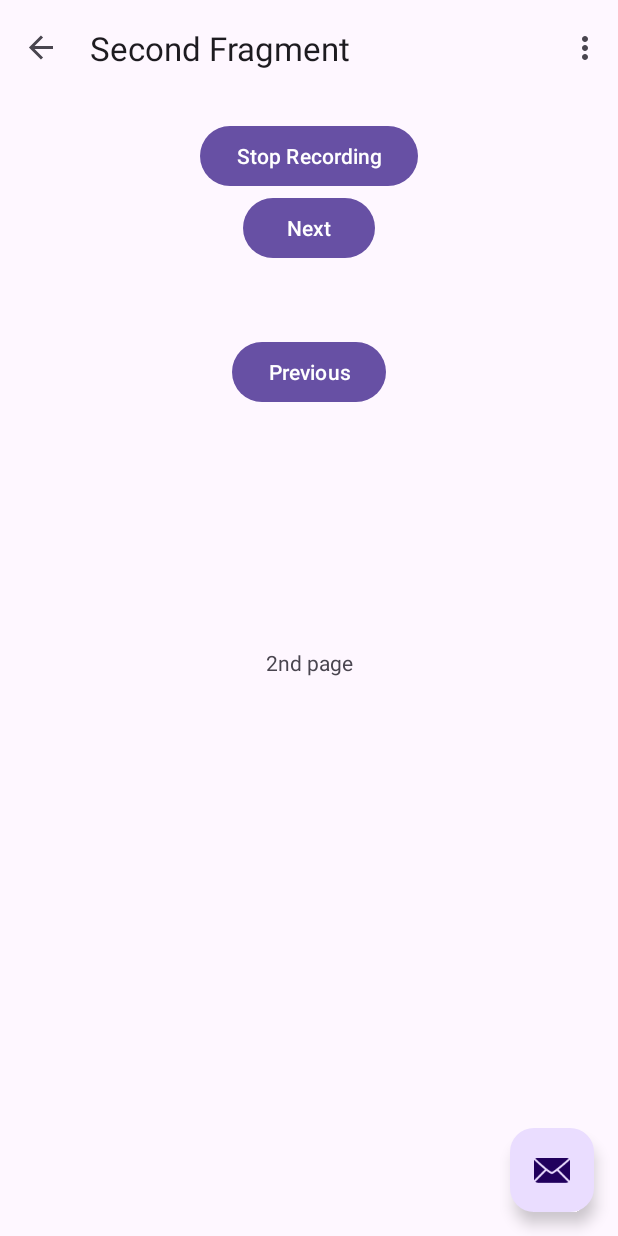
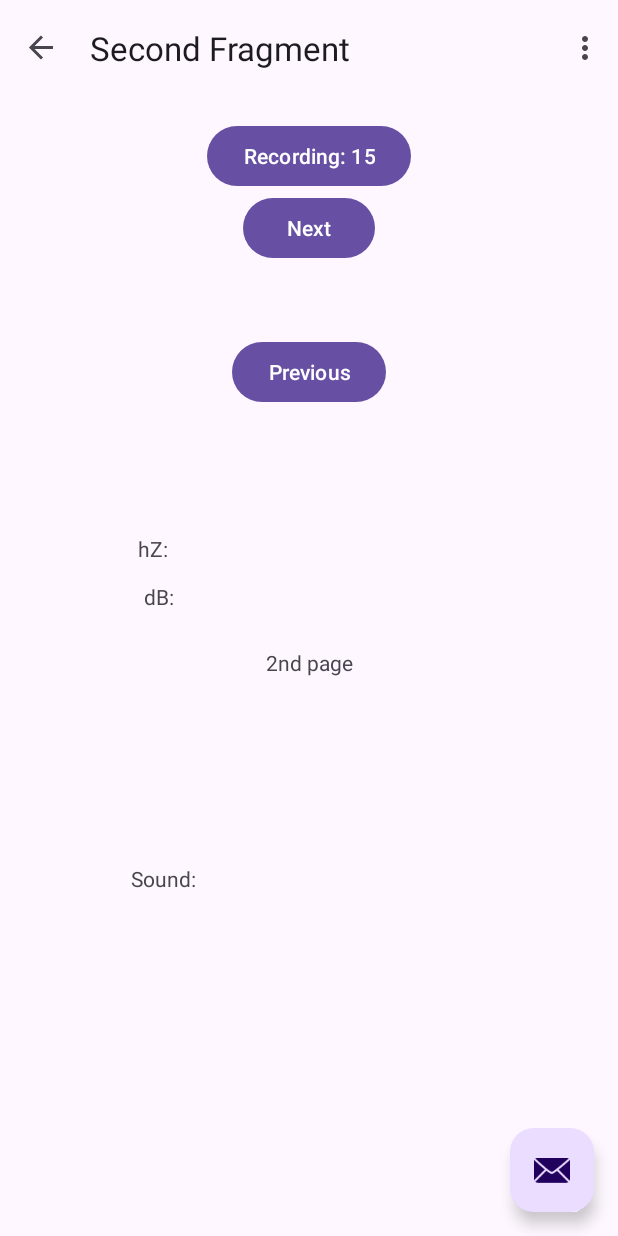
Before and after one commit to RubyK01/voiceTrainingApp, an Android app: the SecondFragment screen opened through its navigation route, after a tap on "Start Recording", on a phone screen of 412 x 824 dp. Run offline under Robolectric (Android 15) with nearby library versions, the phone set to English and light mode, and no system bars; our stand-ins replace navigation-ui; libraries missing offline, so code that uses them is left out: org.jtransforms.fft.

Commit message:
fixed frequency outside of android studio

```diff
--- a/app/src/main/java/com/example/voicetrainingapp/AudioRecorder.java
+++ b/app/src/main/java/com/example/voicetrainingapp/AudioRecorder.java
@@ -1,85 +1,76 @@
 package com.example.voicetrainingapp;
-import android.content.Context;
+
+import android.annotation.SuppressLint;
+import android.media.AudioFormat;
+import android.media.AudioRecord;
 import android.media.MediaRecorder;
 import android.os.Environment;
 import android.util.Log;
 
 import java.io.File;
+import java.io.FileOutputStream;
 import java.io.IOException;
 
-//https://www.tabnine.com/code/java/classes/android.media.MediaRecorder
-//https://developer.android.com/reference/android/media/MediaRecorder.AudioEncoder
 public class AudioRecorder {
+    private AudioRecord audioRecord;
+    private boolean isRecording = false;
+    private static final int SAMPLE_RATE = 44100; // Sample rate in Hz
+    private static final int CHANNEL_CONFIG = AudioFormat.CHANNEL_IN_MONO;
+    private static final int AUDIO_FORMAT = AudioFormat.ENCODING_PCM_16BIT;
+    private static final int BUFFER_SIZE = AudioRecord.getMinBufferSize(SAMPLE_RATE, CHANNEL_CONFIG, AUDIO_FORMAT);
+    private File outputFile;
 
-    private MediaRecorder mediaRecorder;  // variable for MediaRecorder to handle audio recording
-    private String filePath;  // variable to store the file path where the recorded audio will be saved
-    private Context context;  // variable to hold the context of the application
+    @SuppressLint("MissingPermission")
+    public void startRecording() {
+        prepareFile();
+        if (audioRecord == null) {
+            audioRecord = new AudioRecord(MediaRecorder.AudioSource.MIC, SAMPLE_RATE, CHANNEL_CONFIG, AUDIO_FORMAT, BUFFER_SIZE);
+        }
+        audioRecord.startRecording();
+        isRecording = true;
+        new Thread(new AudioRecordRunnable()).start();
+    }
 
-
-    // Method to start the audio recording process
-    public void startRecording() {
-        mediaRecorder = new MediaRecorder();  // Create a new instance of MediaRecorder
-
-        // Configure the MediaRecorder for audio recording
-        mediaRecorder.setAudioSource(MediaRecorder.AudioSource.MIC);// telling mediaRecorder to use the deveices mircrophone
-        mediaRecorder.setOutputFormat(MediaRecorder.OutputFormat.MPEG_4);// setting the outputted audio file to the .mp3 format
-        mediaRecorder.setAudioEncoder(MediaRecorder.AudioEncoder.AAC); // setting the audio compression which I have set to Advanced Audio Coding
-
-        // Set the output file path
-        filePath = createOutputFilePath();
-        mediaRecorder.setOutputFile(filePath);
-
-        try {
-            mediaRecorder.prepare();  // Prepare the MediaRecorder
-            mediaRecorder.start();  // Start the audio recording
-            Log.d("AudioRecorder", "Start recording...");  // Log a debug message
-        } catch (IOException e) {
-            e.printStackTrace();
-            Log.e("AudioRecorder", "Error preparing or starting MediaRecorder: " + e.getMessage());  // Log an error message if an exception occurs
+    public void stopRecording() {
+        if (audioRecord != null) {
+            isRecording = false;
+            audioRecord.stop();
+            audioRecord.release();
+            audioRecord = null;
         }
     }
 
-    // Method to stop the audio recording process
-    // https://stackoverflow.com/questions/21659217/android-media-recorder-keeps-crashing-why
-    //modified code to stop the recorder as I had issue it would crash the app when I tap stop recording, in my case I made it into a try catch
-    public void stopRecording() {
-        if (mediaRecorder != null) {
-            try {
-                mediaRecorder.stop();  // Stop the audio recording
-                Log.d("AudioRecorder", "Recording stopped successfully.");  // Log a debug message
-            } catch (IllegalStateException e) {
-                // Handle the exception appropriately (e.g., log it)
-                Log.e("AudioRecorder", "Error stopping MediaRecorder: " + e.getMessage());  // Log an error message if an exception occurs
-            } finally {
-                mediaRecorder.release();  // Release resources
-                mediaRecorder = null;  // Set the MediaRecorder instance to null
+    private void prepareFile() {
+        File outputDir = new File(Environment.getExternalStoragePublicDirectory(Environment.DIRECTORY_DOWNLOADS), "audioOutput");
+        if (!outputDir.exists() && !outputDir.mkdirs()) {
+            Log.e("AudioRecorder", "Failed to create directory");
+            return;
+        }
+        outputFile = new File(outputDir, System.currentTimeMillis() + ".wav");
+    }
+
+    public String getAudioFilePath() {
+        if (outputFile != null) {
+            return outputFile.getAbsolutePath();
+        }
+        return null;
+    }
+
+    private class AudioRecordRunnable implements Runnable {
+        @Override
+        public void run() {
+            byte[] audioData = new byte[BUFFER_SIZE];
+            try (FileOutputStream fos = new FileOutputStream(outputFile)) {
+                while (isRecording) {
+                    int read = audioRecord.read(audioData, 0, audioData.length);
+                    if (read > 0) {
+                        fos.write(audioData, 0, read);
+                    }
+                }
+                fos.flush();
+            } catch (IOException e) {
+                Log.e("AudioRecorder", "Error writing to file", e);
             }
         }
     }
-
-    // Method to get the file path where the recorded audio is stored
-    public String getFilePath() {
-        return filePath;
-    }
-
-    // Method to create the output file path for the recorded audio
-    private String createOutputFilePath() {
-        // Use the Downloads directory to save the file
-        File outputDirectory = new File(Environment.getExternalStoragePublicDirectory(Environment.DIRECTORY_DOWNLOADS), "audioOutput");
-
-        // Check if the directory does not exist and attempt to create it
-        if (!outputDirectory.exists() && !outputDirectory.mkdirs()) {
-            handleDirectoryCreationError();  // Call the method to handle directory creation errors
-        }
-
-        // Return the complete file path for the recorded audio
-        return outputDirectory.getAbsolutePath() + File.separator + "recorded_audio.mp3";
-    }
-
-    // Method to handle errors during the creation of the output directory
-    private void handleDirectoryCreationError() {
-        // Log an error message indicating the failure to create the directory
-        Log.e("AudioRecorder", "Failed to create directory");
-        // You can add more error handling here if needed
-    }
 }
--- a/app/src/main/java/com/example/voicetrainingapp/SecondFragment.java
+++ b/app/src/main/java/com/example/voicetrainingapp/SecondFragment.java
@@ -3,10 +3,13 @@ package com.example.voicetrainingapp;
 import android.Manifest;
 import android.content.pm.PackageManager;
 import android.os.Bundle;
+import android.os.CountDownTimer;
+import android.util.Log;
 import android.view.LayoutInflater;
 import android.view.View;
 import android.view.ViewGroup;
 import android.widget.Button;
+import android.widget.TextView;
 
 import androidx.annotation.NonNull;
 import androidx.core.app.ActivityCompat;
@@ -16,12 +19,17 @@ import androidx.navigation.fragment.NavHostFragment;
 
 import com.example.voicetrainingapp.databinding.FragmentSecondBinding;
 
+import java.io.File;
+import java.io.IOException;
+
 public class SecondFragment extends Fragment {
 
     private FragmentSecondBinding binding;
     private AudioRecorder audioRecorder;
     private static final int RECORD_AUDIO_PERMISSION_REQUEST_CODE = 123;
     private boolean isRecording = false;
+    private FrequencyAnalyzer frequencyAnalyzer;
+    private int currentRecordingCount = 0;
 
     @Override
     public View onCreateView(
@@ -29,38 +37,56 @@ public class SecondFragment extends Fragment {
             Bundle savedInstanceState
     ) {
         binding = FragmentSecondBinding.inflate(inflater, container, false);
+        frequencyAnalyzer = new FrequencyAnalyzer(); // Initialize AudioFrequencyAnalyzer
+        audioRecorder = new AudioRecorder();
         return binding.getRoot();
     }
 
     public void onViewCreated(@NonNull View view, Bundle savedInstanceState) {
         super.onViewCreated(view, savedInstanceState);
 
-        audioRecorder = new AudioRecorder();
+        Button recordButton = view.findViewById(R.id.recordButton);
+        TextView hzText = view.findViewById(R.id.hzText);
+        TextView dBText = view.findViewById(R.id.dBText);
+        TextView soundStage = view.findViewById(R.id.soundStage);
 
-        Button recordButton = view.findViewById(R.id.recordButton);
+        recordButton.setOnClickListener(v -> {
+            if (checkRecordAudioPermission()) {
+                if (!isRecording) {
+                    new CountDownTimer(16000, 1000) {
+                        public void onTick(long millisUntilFinished) {
+                            recordButton.setText("Recording: " + millisUntilFinished / 1000);
+                        }
 
-        recordButton.setOnClickListener(new View.OnClickListener() {
-            @Override
-            public void onClick(View v) {
-                //https://stackoverflow.com/questions/37027857/creating-a-button-to-start-audio-record-then-when-you-want-to-stop-the-audio-re
-                //Modifed stop start button that will check if permission is granted
-                if (checkRecordAudioPermission()) {//calls method to check if audio persmission is granted
-                    if (!isRecording) {// if start recording is tapped
-                        audioRecorder.startRecording();// start recording
-                        isRecording = true; // set is recording to true
-                        recordButton.setText("Stop Recording"); // change button text
-                    } else {
-                        // Stop recording
-                        audioRecorder.stopRecording();
-                        isRecording = false;
-                        recordButton.setText("Start Recording");
-                    }
+                        public void onFinish() {
+                            recordButton.setText("Start Recording");
+                            // Stop recording and process as necessary
+                            if (isRecording) {
+                                audioRecorder.stopRecording();
+                                isRecording = false;
+                                File audioFile = new File(audioRecorder.getAudioFilePath());
+                                double frequency = 0;
+                                frequency = frequencyAnalyzer.calculateFrequency(audioFile);
+                                hzText.setText("Hz: " + frequency);
+                                Double dB = 20 * Math.log10(frequency);
+                                dBText.setText("dB: " + dB);
+
+                            }
+                        }
+                    }.start();
+                    isRecording = true;
+                    audioRecorder.startRecording();
                 } else {
-                    // Permission not granted, request it
-                    requestRecordAudioPermission();
+                    audioRecorder.stopRecording();
+                    isRecording = false;
+                    recordButton.setText("Start Recording");
+                    // Optionally stop the countdown here if you keep a reference to the CountDownTimer
                 }
+            } else {
+                requestRecordAudioPermission();
             }
         });
+
 
         binding.buttonSecond.setOnClickListener(new View.OnClickListener() {
             @Override
@@ -77,16 +103,11 @@ public class SecondFragment extends Fragment {
         binding = null;
     }
 
-    //https://www.tabnine.com/code/java/methods/androidx.core.content.ContextCompat/checkSelfPermission
-    //https://stackoverflow.com/questions/42832847/what-is-the-difference-between-contextcompat-checkselfpermission-and-activityc
-    //methods for checking permissions
-    // Check if the RECORD_AUDIO permission is granted
     private boolean checkRecordAudioPermission() {
         return ContextCompat.checkSelfPermission(requireContext(), Manifest.permission.RECORD_AUDIO)
                 == PackageManager.PERMISSION_GRANTED;
     }
 
-    // Request the RECORD_AUDIO permission
     private void requestRecordAudioPermission() {
         ActivityCompat.requestPermissions(requireActivity(),
                 new String[]{Manifest.permission.RECORD_AUDIO},
--- /dev/null
+++ b/app/src/main/res/drawable/button_selector.xml
@@ -0,0 +1,4 @@
+<selector xmlns:android="http://schemas.android.com/apk/res/android">
+    <item android:drawable="@drawable/recordiconinactive" android:state_pressed="false" />
+    <item android:drawable="@drawable/recordiconactive" android:state_pressed="true" />
+</selector>
--- a/app/src/main/res/layout/activity_main.xml
+++ b/app/src/main/res/layout/activity_main.xml
@@ -15,7 +15,7 @@
         <com.google.android.material.appbar.MaterialToolbar
             android:id="@+id/toolbar"
             android:layout_width="match_parent"
-            android:layout_height="?attr/actionBarSize" />
+            android:layout_height="match_parent" />
 
     </com.google.android.material.appbar.AppBarLayout>
 
--- a/app/src/main/res/layout/content_main.xml
+++ b/app/src/main/res/layout/content_main.xml
@@ -13,7 +13,9 @@
         app:defaultNavHost="true"
         app:layout_constraintBottom_toBottomOf="parent"
         app:layout_constraintEnd_toEndOf="parent"
+        app:layout_constraintHorizontal_bias="0.0"
         app:layout_constraintStart_toStartOf="parent"
         app:layout_constraintTop_toTopOf="parent"
+        app:layout_constraintVertical_bias="1.0"
         app:navGraph="@navigation/nav_graph" />
 </androidx.constraintlayout.widget.ConstraintLayout>
--- a/app/src/main/res/layout/fragment_second.xml
+++ b/app/src/main/res/layout/fragment_second.xml
@@ -14,6 +14,39 @@
         <!-- Your existing UI components -->
 
         <!-- Add the recording button -->
+
+        <TextView
+            android:id="@+id/soundStage"
+            android:layout_width="wrap_content"
+            android:layout_height="wrap_content"
+            android:text="Sound: "
+            app:layout_constraintBottom_toBottomOf="parent"
+            app:layout_constraintEnd_toEndOf="parent"
+            app:layout_constraintHorizontal_bias="0.213"
+            app:layout_constraintStart_toStartOf="parent"  />
+
+        <TextView
+            android:id="@+id/hzText"
+            android:layout_width="wrap_content"
+            android:layout_height="wrap_content"
+            android:layout_marginBottom="220dp"
+            android:text="hZ: "
+            app:layout_constraintBottom_toBottomOf="parent"
+            app:layout_constraintEnd_toEndOf="parent"
+            app:layout_constraintHorizontal_bias="0.213"
+            app:layout_constraintStart_toStartOf="parent" />
+
+        <TextView
+            android:id="@+id/dBText"
+            android:layout_width="wrap_content"
+            android:layout_height="wrap_content"
+            android:layout_marginBottom="188dp"
+            android:text="dB: "
+            app:layout_constraintBottom_toBottomOf="parent"
+            app:layout_constraintEnd_toEndOf="parent"
+            app:layout_constraintHorizontal_bias="0.224"
+            app:layout_constraintStart_toStartOf="parent" />
+
         <Button
             android:id="@+id/recordButton"
             android:layout_width="wrap_content"
@@ -54,5 +87,6 @@
             app:layout_constraintEnd_toEndOf="parent"
             app:layout_constraintStart_toStartOf="parent"
             app:layout_constraintTop_toBottomOf="@id/button_second" />
+
     </androidx.constraintlayout.widget.ConstraintLayout>
 </androidx.core.widget.NestedScrollView>
```
Also changed, not shown: app/build.gradle.kts (+12 -0 lines), app/src/main/java/com/example/voicetrainingapp/AudioUtils.java (+35 -1 lines), app/src/main/java/com/example/voicetrainingapp/FrequencyAnalyzer.java (+53 -1 lines), app/src/main/java/com/example/voicetrainingapp/FrequencyResultDialogFragment.java (+31 -1 lines), build.gradle.kts (+10 -3 lines), app/src/main/res/drawable/recordiconactive.png (added), app/src/main/res/drawable/recordiconinactive.png (added).
